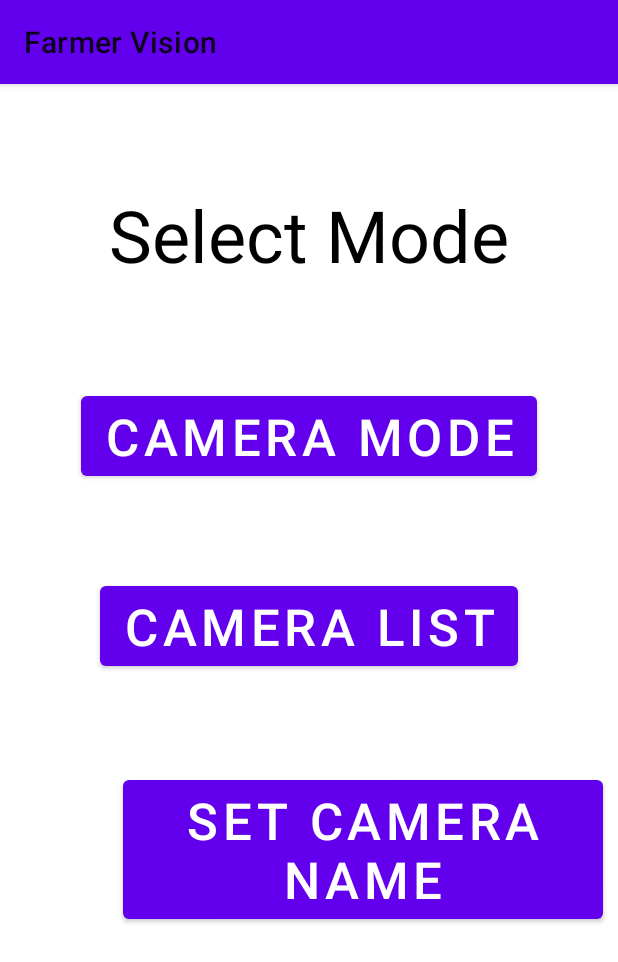
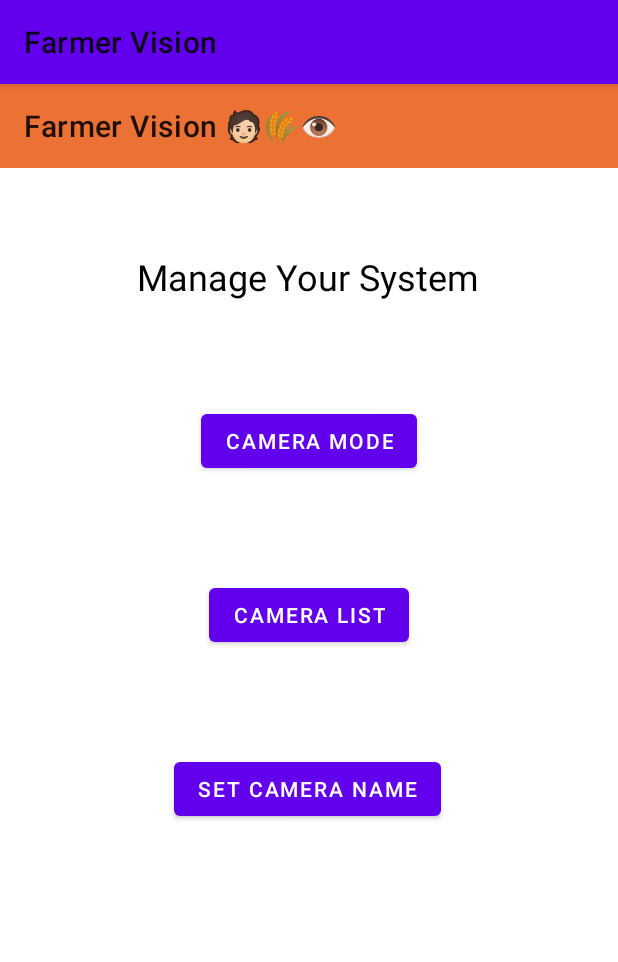
Before and after one commit to harisj58/farmer-vision, an Android app: the Home screen opened directly, with no data from a screen before it, on a phone screen of 412 x 824 dp. Shown: the top 962 px of the screen. Run offline under Robolectric (Android 15) with nearby library versions, the phone set to English and light mode, and no system bars.

Commit message:
UI refined

```diff
--- /dev/null
+++ b/app/src/main/res/drawable/ic_edit_pencil_24.xml
@@ -0,0 +1,4 @@
+<vector android:height="24dp" android:viewportHeight="960"
+    android:viewportWidth="960" android:width="24dp" xmlns:android="http://schemas.android.com/apk/res/android">
+    <path android:fillColor="#FF000000" android:pathData="M180,780h44l443,-443 -44,-44 -443,443v44ZM794,294L666,166l42,-42q17,-17 42,-17t42,17l44,44q17,17 17,42t-17,42l-42,42ZM752,336L248,840L120,840L120,712l504,-504 128,128ZM645,315 L623,293 667,337 645,315Z"/>
+</vector>
--- a/app/src/main/res/layout/activity_home.xml
+++ b/app/src/main/res/layout/activity_home.xml
@@ -7,13 +7,23 @@
     android:background="@android:color/white"
     tools:context=".Home">
 
+    <androidx.appcompat.widget.Toolbar
+        android:id="@+id/home_toolbar"
+        android:layout_width="match_parent"
+        android:layout_height="wrap_content"
+        android:background="@color/orange"
+        app:layout_constraintEnd_toEndOf="parent"
+        app:layout_constraintStart_toStartOf="parent"
+        app:layout_constraintTop_toTopOf="parent"
+        app:title="Farmer Vision 🧑🏻‍🌾👁️"
+        />
+
     <Button
         android:id="@+id/Act1"
         android:layout_width="wrap_content"
         android:layout_height="wrap_content"
         android:layout_marginTop="69dp"
         android:text="Camera Mode"
-        android:textSize="34sp"
         app:layout_constraintEnd_toEndOf="parent"
         app:layout_constraintStart_toStartOf="parent"
         app:layout_constraintTop_toBottomOf="@+id/textView" />
@@ -22,33 +32,33 @@
         android:id="@+id/act2"
         android:layout_width="wrap_content"
         android:layout_height="wrap_content"
-        android:layout_marginBottom="64dp"
+        android:layout_marginTop="68dp"
         android:text="Camera List"
-        android:textSize="34sp"
-        app:layout_constraintBottom_toTopOf="@+id/act3"
         app:layout_constraintEnd_toEndOf="parent"
-        app:layout_constraintStart_toStartOf="parent" />
+        app:layout_constraintStart_toStartOf="parent"
+        app:layout_constraintTop_toBottomOf="@+id/Act1" />
 
     <Button
         android:id="@+id/act3"
         android:layout_width="wrap_content"
         android:layout_height="wrap_content"
-        android:layout_marginEnd="10dp"
-        android:layout_marginBottom="205dp"
+        android:layout_marginTop="68dp"
         android:text="Set Camera Name"
-        android:textSize="34sp"
-        app:layout_constraintBottom_toBottomOf="parent"
-        app:layout_constraintEnd_toEndOf="parent" />
+        app:layout_constraintEnd_toEndOf="parent"
+        app:layout_constraintHorizontal_bias="0.497"
+        app:layout_constraintStart_toStartOf="parent"
+        app:layout_constraintTop_toBottomOf="@+id/act2" />
 
     <TextView
         android:id="@+id/textView"
         android:layout_width="wrap_content"
         android:layout_height="wrap_content"
-        android:layout_marginTop="68dp"
-        android:text="Select Mode"
+        android:layout_marginTop="56dp"
+        android:text="Manage Your System"
         android:textColor="#000000"
-        android:textSize="48sp"
+        android:textSize="24sp"
         app:layout_constraintEnd_toEndOf="parent"
+        app:layout_constraintHorizontal_bias="0.496"
         app:layout_constraintStart_toStartOf="parent"
-        app:layout_constraintTop_toTopOf="parent" />
+        app:layout_constraintTop_toBottomOf="@+id/home_toolbar" />
 </androidx.constraintlayout.widget.ConstraintLayout>
```
Also changed, not shown: app/src/main/res/layout/activity_cameralist.xml (+11 -2 lines), app/src/main/res/layout/activity_setname.xml (+20 -9 lines).
